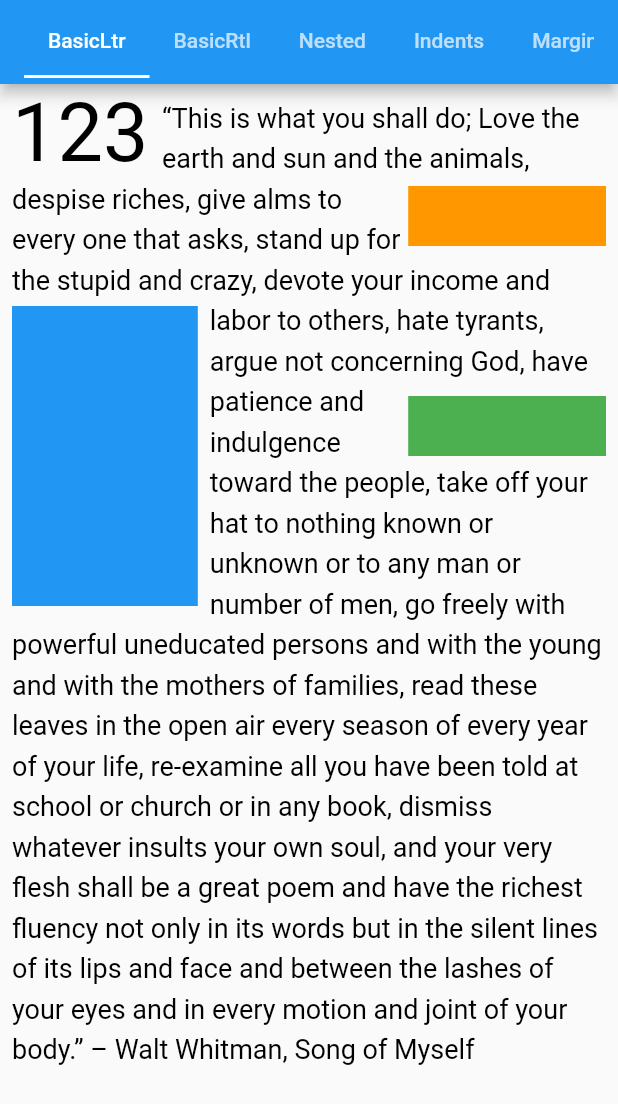
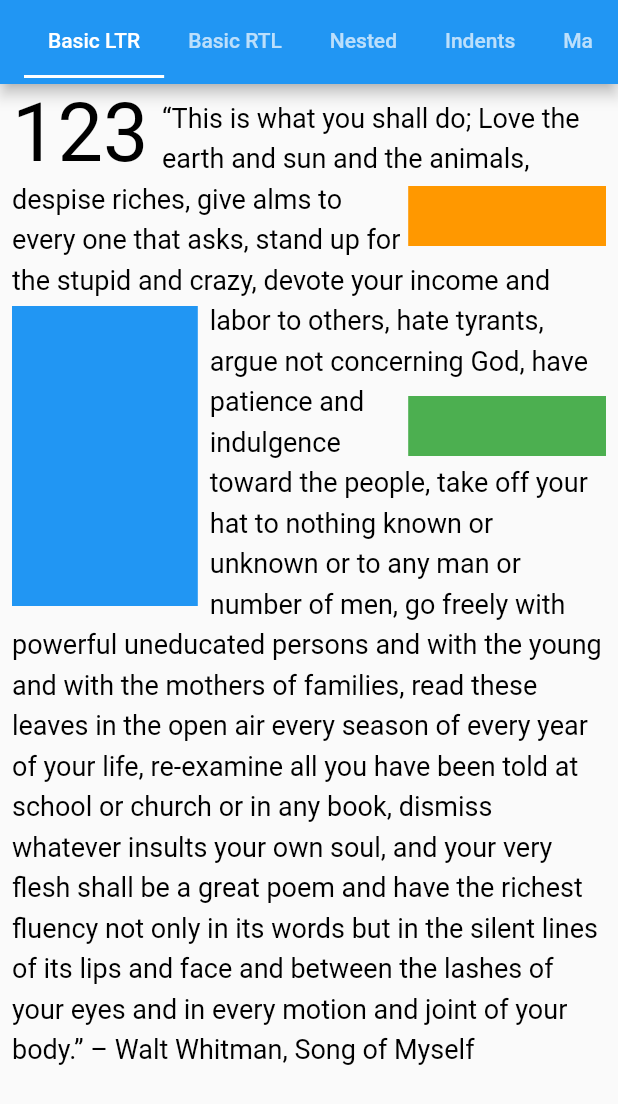
Before and after one commit to ronjb/float_column, a Flutter app: the screen it shows after launch, on a phone screen of 412 x 824 dp. Shown: the top 1104 px of the screen. Run offline on Flutter 3.47's test engine with Material 2 defaults, Android fonts, the phone set to English and light mode, and no system bars.

Commit message:
Updated main.dart in the example app to fix tab title display bug with release build.

```diff
--- a/example/lib/main.dart
+++ b/example/lib/main.dart
@@ -28,21 +28,22 @@ class MyHomePage extends StatelessWidget {
 
   @override
   Widget build(BuildContext context) {
-    const tabViews = <Widget>[
-      BasicLtr(),
-      BasicRtl(),
-      Nested(),
-      Indents(),
-      MarginsAndPadding(),
-    ];
+    const tabs = <String, Widget>{
+      'Basic LTR': BasicLtr(),
+      'Basic RTL': BasicRtl(),
+      'Nested': Nested(),
+      'Indents': Indents(),
+      'Margins & Padding': MarginsAndPadding(),
+    };
 
-    final tabs = tabViews.map((e) => Tab(text: e.runtimeType.toString())).toList();
+    final tabsTitles = tabs.entries.map((e) => Tab(text: e.key)).toList();
+    final tabViews = tabs.entries.map((e) => e.value).toList();
 
     return DefaultTabController(
       length: tabs.length,
       child: Scaffold(
-        appBar: AppBar(title: TabBar(tabs: tabs, isScrollable: true)),
-        body: const TabBarView(children: tabViews),
+        appBar: AppBar(title: TabBar(tabs: tabsTitles, isScrollable: true)),
+        body: TabBarView(children: tabViews),
       ),
     );
   }
```
